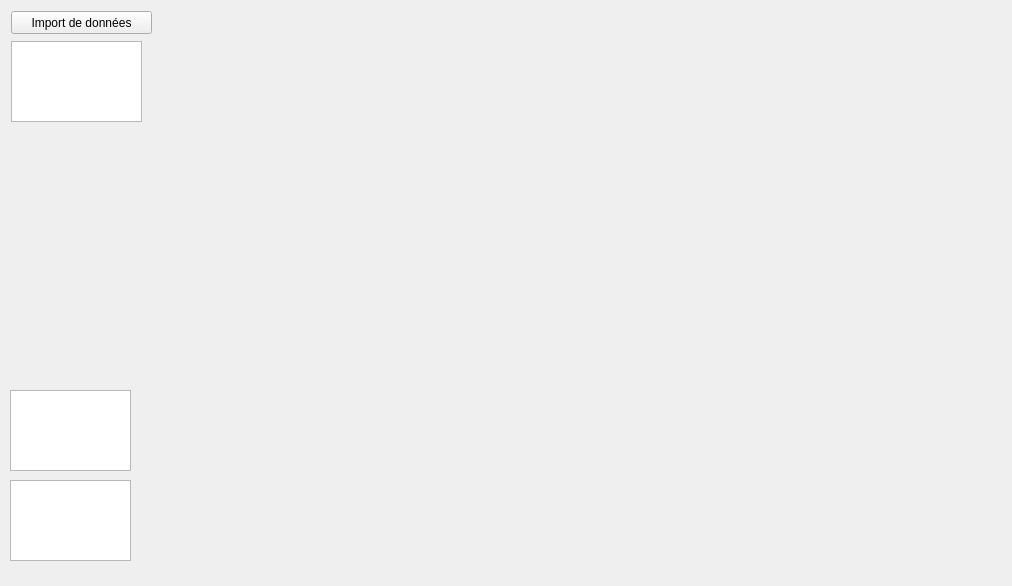
Above: ANP.ui from NATRIST-0/Planetary-Nebula-Analysis before the change. Below: the same form after it.
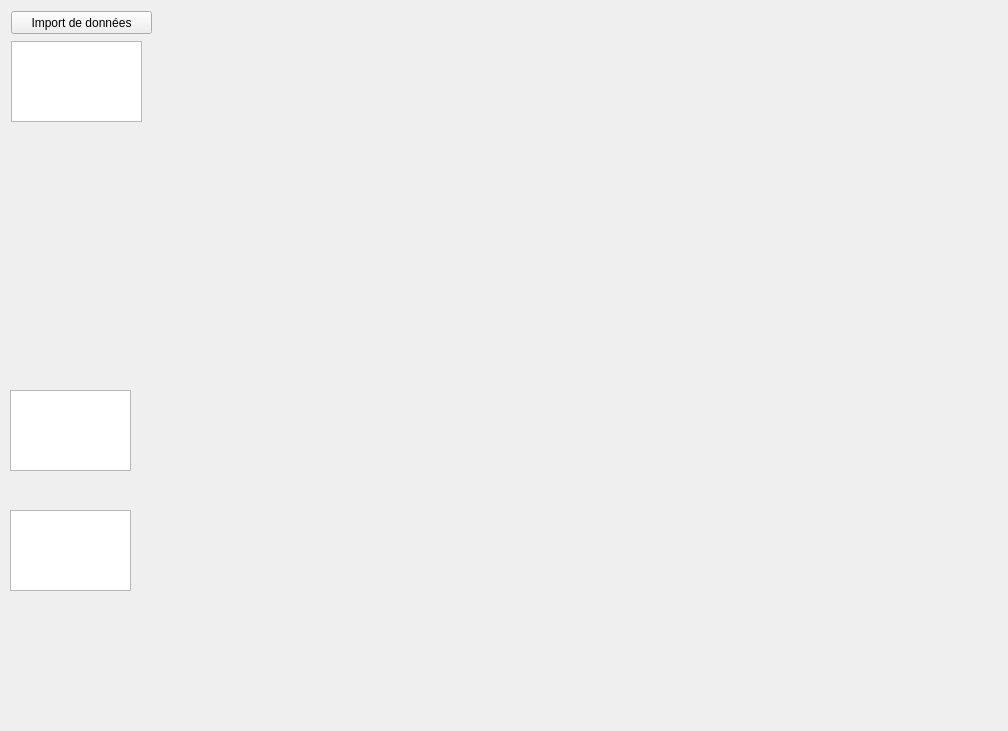
That is the form after the change.

```diff
--- a/ANP.ui
+++ b/ANP.ui
@@ -6,8 +6,8 @@
    <rect>
     <x>0</x>
     <y>0</y>
-    <width>1012</width>
-    <height>586</height>
+    <width>1008</width>
+    <height>731</height>
    </rect>
   </property>
   <property name="windowTitle">
@@ -51,7 +51,7 @@
     <property name="geometry">
      <rect>
       <x>10</x>
-      <y>480</y>
+      <y>510</y>
       <width>121</width>
       <height>81</height>
      </rect>
```
